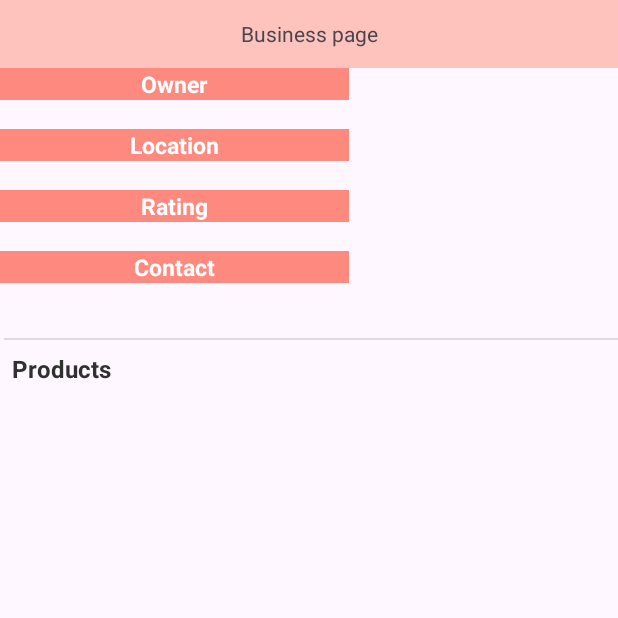
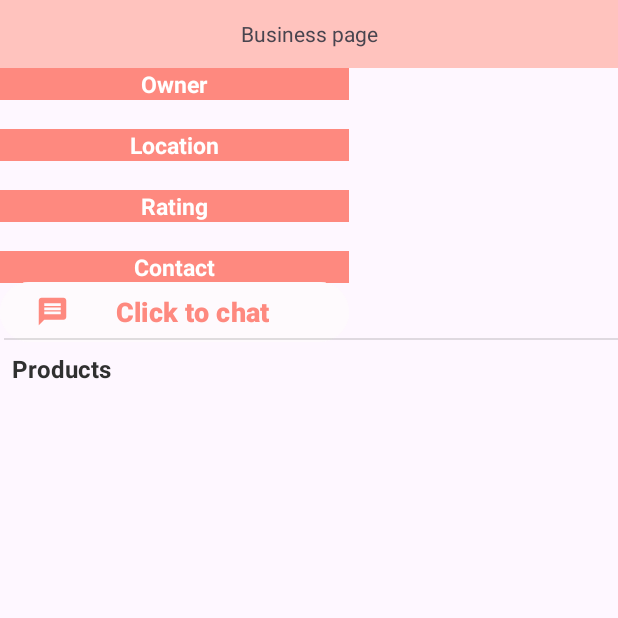
Before and after one commit to OkaviDaniel/TheLocalPlates, an Android app: the BusinessDetailsActivity screen opened directly, with no data from a screen before it, on a phone screen of 412 x 824 dp, the top half of it. Run offline under Robolectric (Android 15) with nearby library versions, the phone set to English and light mode, and no system bars; our stand-ins replace Firebase (no records; nobody signed in at launch, a user with empty details on screens opened directly), Picasso.

Commit message:
Changed the contact in the BusinessDetailsActivity.java

```diff
--- a/app/src/main/java/com/example/thelocalplates8/Controllers/CartController.java
+++ b/app/src/main/java/com/example/thelocalplates8/Controllers/CartController.java
@@ -257,4 +257,8 @@ public class CartController {
     public interface AddProductToCart{
         void onAddProductToCart(boolean added);
     }
+
+    public interface CheckoutOrder{
+        void onCheckoutOrder(boolean ordered);
+    }
 }
--- a/app/src/main/java/com/example/thelocalplates8/activity/BusinessDetailsActivity.java
+++ b/app/src/main/java/com/example/thelocalplates8/activity/BusinessDetailsActivity.java
@@ -11,6 +11,7 @@ import android.graphics.Bitmap;
 import android.os.Bundle;
 import android.util.Log;
 import android.view.View;
+import android.widget.Button;
 import android.widget.ImageView;
 import android.widget.TextView;
 
@@ -36,6 +37,8 @@ public class BusinessDetailsActivity extends AppCompatActivity {
 
     private RecyclerView recyclerView;
 
+    private Button chatBtn;
+
     private ArrayList<ProductModel> productsM;
 
 
@@ -53,6 +56,14 @@ public class BusinessDetailsActivity extends AppCompatActivity {
         showBusinessInfo();
 
         initializeProducts();
+
+        chatBtn.setOnClickListener(new View.OnClickListener() {
+            @Override
+            public void onClick(View v) {
+                Intent intent1 = new Intent(BusinessDetailsActivity.this, SettingsActivity.class);
+                startActivity(intent1);
+            }
+        });
     }
 
     private void initializeProducts() {
@@ -94,18 +105,17 @@ public class BusinessDetailsActivity extends AppCompatActivity {
         ownerTextView.setText(business.getFirstName() + " " + business.getLastName());
         cityTextView.setText(business.getCity());
         ratingTextView.setText(String.valueOf(business.getRating()));
-        mailTextView.setText(business.getEmail());
-        phoneTextView.setText(business.getPhone());
+//        mailTextView.setText(business.getEmail());
+//        phoneTextView.setText(business.getPhone());
     }
 
     private void initializeVariables() {
         ownerTextView = (TextView) findViewById(R.id.textViewOwnerB);
         cityTextView = (TextView) findViewById(R.id.textViewLocationB);
         ratingTextView = (TextView) findViewById(R.id.textViewRatingB);
-        mailTextView = (TextView) findViewById(R.id.textViewMailB);
-        phoneTextView = (TextView) findViewById(R.id.textViewPhoneB);
         businessImage = (ImageView) findViewById(R.id.imageViewBusinessDetails);
         recyclerView = (RecyclerView) findViewById(R.id.recyclerView2);
+        chatBtn = (Button)findViewById(R.id.buttonChatO);
         productsM = new ArrayList<ProductModel>();
     }
 
--- /dev/null
+++ b/app/src/main/res/drawable/baseline_message_24.xml
@@ -0,0 +1,5 @@
+<vector android:autoMirrored="true" android:height="24dp"
+    android:tint="#FD8980" android:viewportHeight="24"
+    android:viewportWidth="24" android:width="24dp" xmlns:android="http://schemas.android.com/apk/res/android">
+    <path android:fillColor="@android:color/white" android:pathData="M20,2L4,2c-1.1,0 -1.99,0.9 -1.99,2L2,22l4,-4h14c1.1,0 2,-0.9 2,-2L22,4c0,-1.1 -0.9,-2 -2,-2zM18,14L6,14v-2h12v2zM18,11L6,11L6,9h12v2zM18,8L6,8L6,6h12v2z"/>
+</vector>
--- a/app/src/main/res/layout/activity_business_details.xml
+++ b/app/src/main/res/layout/activity_business_details.xml
@@ -120,24 +120,23 @@
         app:layout_constraintTop_toBottomOf="@+id/textViewRatingB"
         tools:ignore="TextContrastCheck" />
 
-    <TextView
-        android:id="@+id/textViewMailB"
+    <Button
+        android:id="@+id/buttonChatO"
         android:layout_width="0dp"
         android:layout_height="wrap_content"
-        android:gravity="center_horizontal"
-        app:layout_constraintEnd_toStartOf="@+id/imageViewBusinessDetails"
+        android:backgroundTint="#FEFAFD"
+        android:text="Click to chat"
+        android:textColor="#FE897F"
+        android:textSize="18dp"
+        android:textStyle="bold"
+        app:icon="@drawable/baseline_message_24"
+        app:iconPadding="2dp"
+        app:iconSize="22dp"
+        app:iconTint="#FE897F"
+        app:layout_constraintBottom_toBottomOf="@+id/divider5"
+        app:layout_constraintEnd_toEndOf="@+id/textViewContact"
         app:layout_constraintStart_toStartOf="parent"
         app:layout_constraintTop_toBottomOf="@+id/textViewContact" />
-
-    <TextView
-        android:id="@+id/textViewPhoneB"
-        android:layout_width="0dp"
-        android:layout_height="wrap_content"
-        android:gravity="center_horizontal"
-        app:layout_constraintBottom_toBottomOf="@+id/divider5"
-        app:layout_constraintEnd_toStartOf="@+id/imageViewBusinessDetails"
-        app:layout_constraintStart_toStartOf="parent"
-        app:layout_constraintTop_toBottomOf="@+id/textViewMailB" />
 
     <View
         android:id="@+id/divider5"
```
Also changed, not shown: app/src/main/java/com/example/thelocalplates8/activity/CartActivity.java (+11 -0 lines), app/src/main/java/com/example/thelocalplates8/activity/SettingsActivity.java (+13 -0 lines), app/src/main/res/layout/activity_settings.xml (+13 -0 lines).
